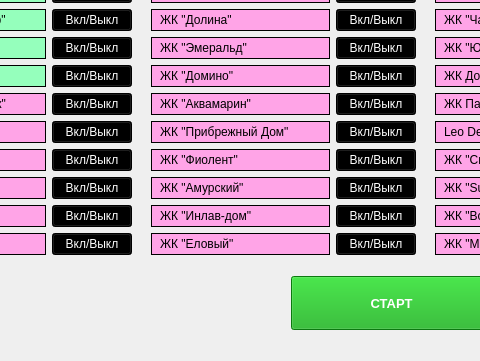
This is design_2.ui in gorod-old/DesktopIntervalParser as Qt 5 draws it before an edit; both pictures show x 425 to 905 and y 503 to 864 of the 1133 by 864 pixel window. The edited form follows.
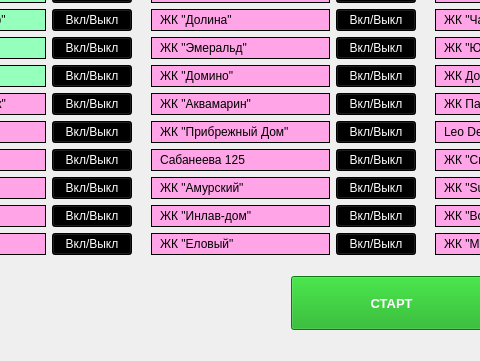
This is the edited form.

Patch:
```diff
--- a/design_2.ui
+++ b/design_2.ui
@@ -1710,7 +1710,7 @@
 border: 1px solid;</string>
             </property>
             <property name="text">
-             <string>ЖК &quot;Фиолент&quot;</string>
+             <string>Сабанеева 125</string>
             </property>
            </widget>
           </item>
```
